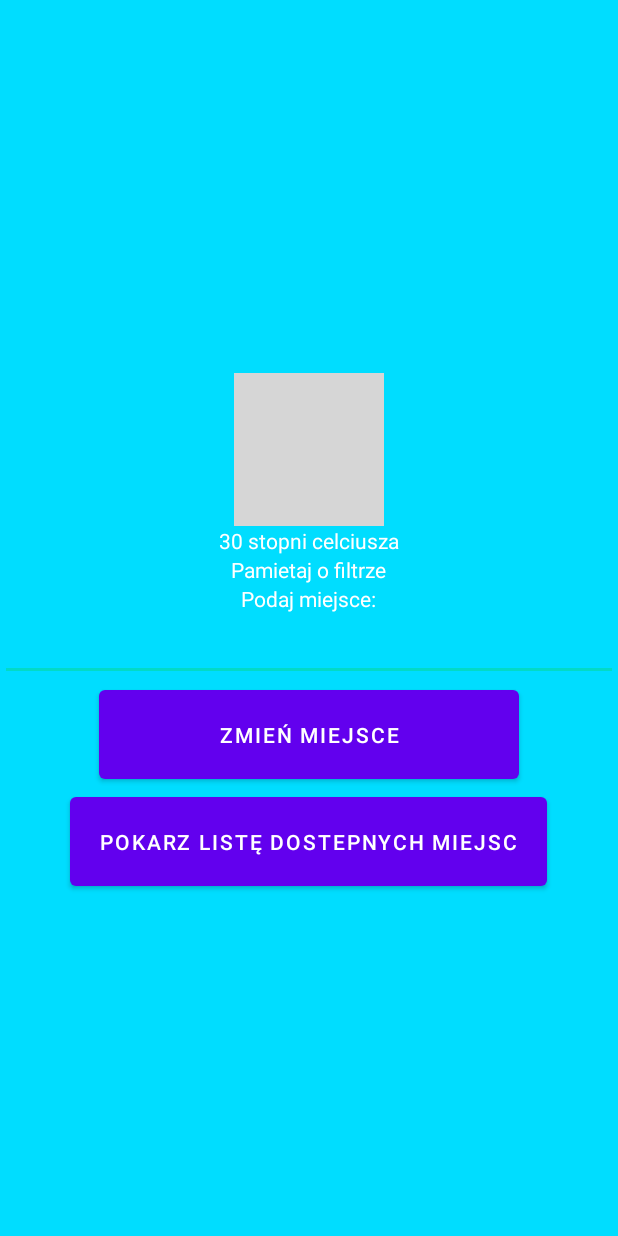
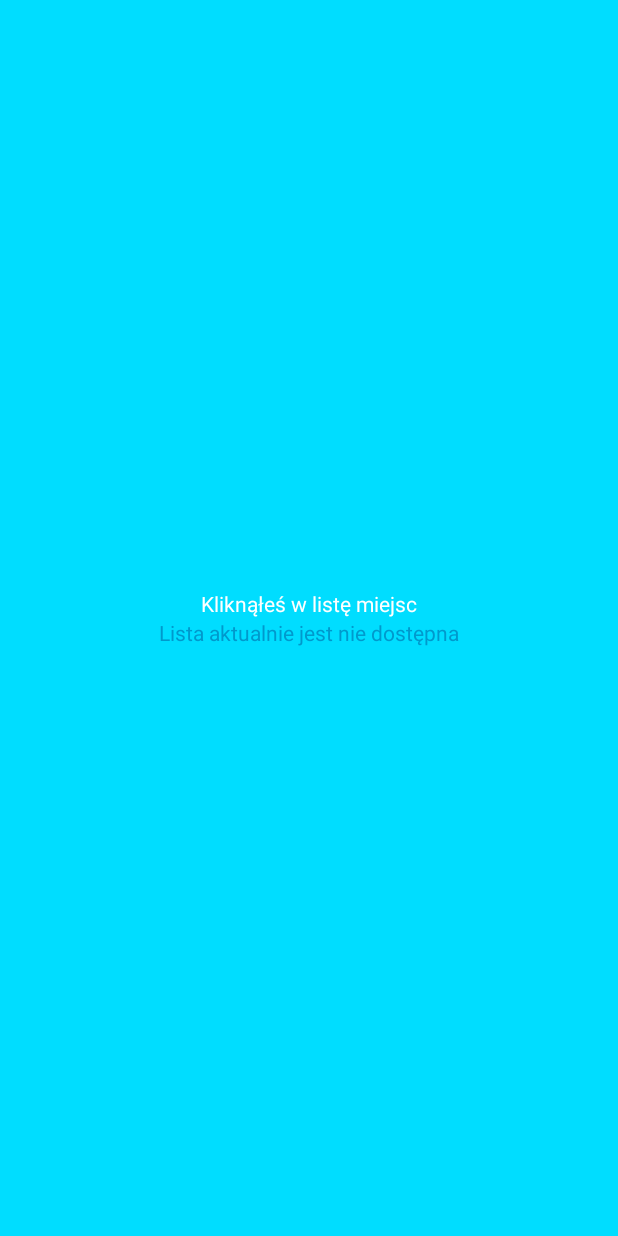
Before and after one commit to mateceb/laboratoriumPum2, an Android app: the MainActivity screen opened directly, with no data from a screen before it, after a tap on "POKARZ LISTĘ DOSTEPNYCH MIEJSC", on a phone screen of 412 x 824 dp. Run offline under Robolectric (Android 15) with nearby library versions, the phone set to English and light mode, and no system bars; 1 other tap on this screen came first; grey boxes are pictures that could not be loaded.

Commit message:
Revert "Zadanie_12"
This reverts commit d992fbd6404b075a829cc85f6e8fda6ec996b64c.

```diff
--- /dev/null
+++ b/app/src/main/java/com/example/student/pum_lab_2/Activity2.java
@@ -0,0 +1,14 @@
+package com.example.student.pum_lab_2;
+
+import android.support.v7.app.AppCompatActivity;
+import android.os.Bundle;
+
+public class Activity2 extends AppCompatActivity {
+
+    @Override
+    protected void onCreate(Bundle savedInstanceState) {
+        super.onCreate(savedInstanceState);
+        setContentView(R.layout.activity_2);
+
+    }
+}
--- a/app/src/main/java/com/example/student/pum_lab_2/MainActivity.java
+++ b/app/src/main/java/com/example/student/pum_lab_2/MainActivity.java
@@ -3,7 +3,6 @@ package com.example.student.pum_lab_2;
 import android.content.Intent;
 import android.support.v7.app.AppCompatActivity;
 import android.os.Bundle;
-import android.text.Editable;
 import android.widget.Button;
 import android.widget.EditText;
 import android.widget.TextView;
@@ -18,10 +17,9 @@ public class MainActivity extends AppCompatActivity {
         setContentView(R.layout.activity_main);
 
         Button przycisk_zmien = findViewById(R.id.przycisk_zmien);
-        Button przycisk_lista = findViewById(R.id.przycisk_lista);
 
 
-          }
+    }
 
     public void clik_zmien_miejsce(View view)
     {
@@ -33,19 +31,10 @@ public class MainActivity extends AppCompatActivity {
 
     public  void  clik_lista( View view)
     {
-        Intent intent = new Intent(MainActivity.this, Activity2.class);
-        intent.putExtra("miasto", R.id.miasto);
-        Bundle bundle = new Bundle();
-        bundle.putString("miasto", String.valueOf(R.id.podaj_nazwe));
-        intent.putExtras(bundle);
-
-
+        Intent intent = new Intent(getApplicationContext(), Activity2.class);
         startActivity(intent);
     }
 
 
 
-
-
-
 }
--- a/app/src/main/res/layout/activity_main.xml
+++ b/app/src/main/res/layout/activity_main.xml
@@ -64,25 +64,24 @@
         app:layout_constraintVertical_bias="0.579" />
 
 
+
     <EditText
-        android:id="@+id/podaj_nazwe"
         android:layout_width="match_parent"
         android:layout_height="wrap_content"
-        android:inputType="none"
-        android:singleLine="false"
         tools:layout_editor_absoluteX="0dp"
-        tools:layout_editor_absoluteY="304dp" />
+        tools:layout_editor_absoluteY="304dp"
+        android:id="@+id/podaj_nazwe"/>
 
     <Button
         android:id="@+id/przycisk_zmien"
-        android:layout_width="280dp"
+        android:layout_width="wrap_content"
         android:layout_height="wrap_content"
-        android:onClick="clik_zmien_miejsce"
         android:padding="20dp"
-        android:shadowColor="@android:color/white"
         android:text="ZMIEŃ MIEJSCE"
         tools:layout_editor_absoluteX="120dp"
-        tools:layout_editor_absoluteY="366dp" />
+        tools:layout_editor_absoluteY="366dp"
+        android:onClick="clik_zmien_miejsce"
+        />
 
     <Button
         android:id="@+id/przycisk_lista"
@@ -92,7 +91,6 @@
         android:text="POKARZ LISTĘ DOSTEPNYCH MIEJSC"
         tools:layout_editor_absoluteX="52dp"
         tools:layout_editor_absoluteY="425dp"
-        android:shadowColor="@android:color/white"
         android:onClick="clik_lista"
         />
 
```
Also changed, not shown: app/src/main/res/layout/activity_2.xml (+1 -8 lines).
